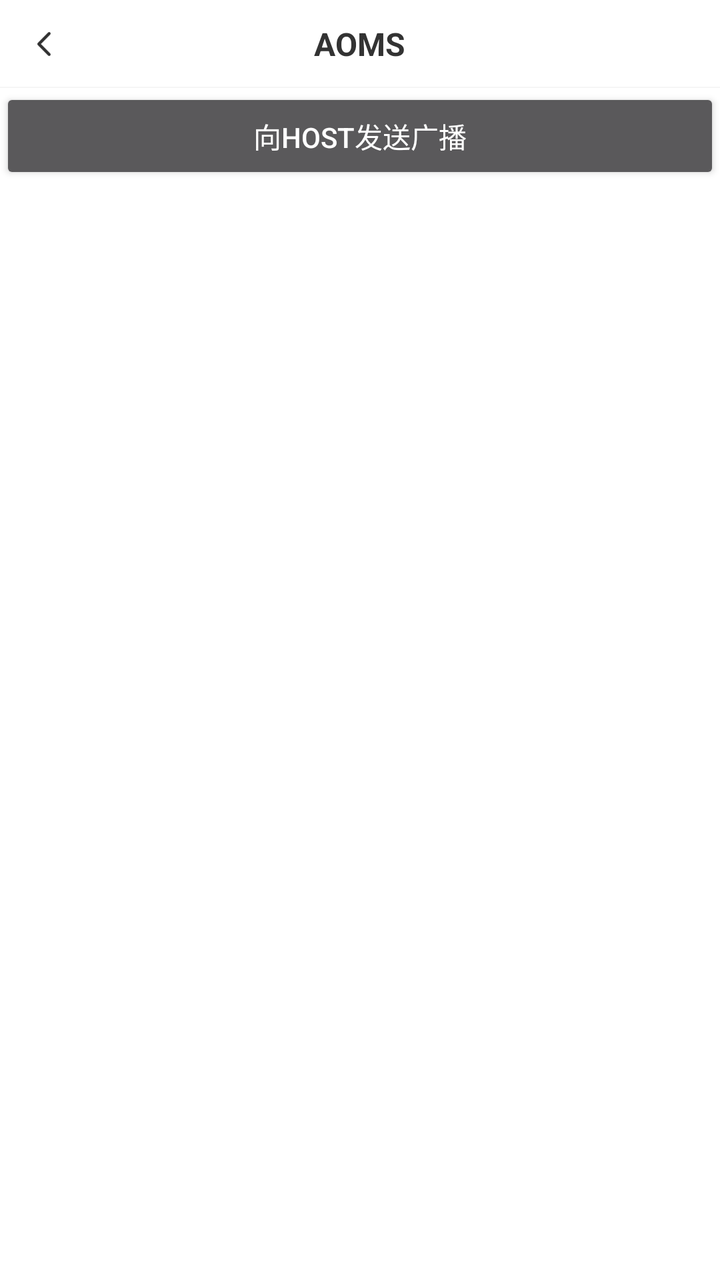
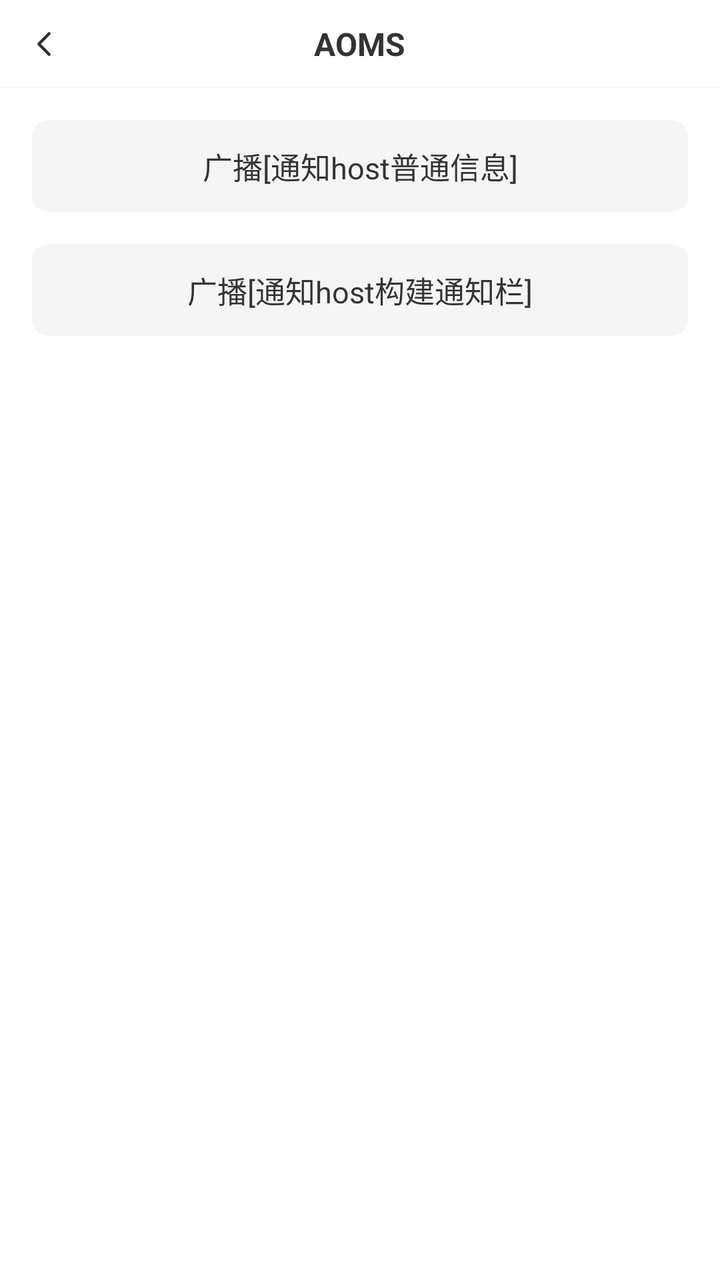

Compare the two renders of this Android layout. The source of the first and the diff that turns it into the second are given below.
<!-- AndroidManifest.xml: application theme Theme.AppCompat.NoActionBar -->
<!-- res/layout/activity_send_gb_to_host.xml -->
<?xml version="1.0" encoding="utf-8"?>
<LinearLayout xmlns:android="http://schemas.android.com/apk/res/android"
    xmlns:tools="http://schemas.android.com/tools"
    android:layout_width="match_parent"
    android:orientation="vertical"
    android:background="#FFFFFF"
    android:layout_height="match_parent">

    <include layout="@layout/app_bar"/>


    <Button
        android:id="@+id/btn_send_gb_to_host"
        android:text="向host发送广播"
        android:layout_width="match_parent"
        android:layout_height="wrap_content"/>


</LinearLayout>
<!-- res/layout/app_bar.xml (included above) -->
<?xml version="1.0" encoding="utf-8"?>
<RelativeLayout xmlns:android="http://schemas.android.com/apk/res/android"
    android:layout_width="match_parent"
    android:layout_height="44dp">

    <ImageView
        android:id="@+id/img_back"
        android:layout_width="44dp"
        android:src="@mipmap/back_black"
        android:scaleType="center"
        android:layout_height="44dp"/>

    <TextView
        android:id="@+id/tv_title"
        android:layout_width="wrap_content"
        android:layout_height="44dp"
        android:layout_centerHorizontal="true"
        android:gravity="center"
        android:text="AOMS"
        android:textStyle="bold"
        android:textColor="#333333"
        android:textSize="16sp" />

    <TextView
        android:id="@+id/tv_right"
        android:visibility="gone"
        android:layout_width="wrap_content"
        android:layout_height="44dp"
        android:layout_alignParentRight="true"
        android:paddingHorizontal="12dp"
        android:gravity="center"
        android:text="编辑"
        android:textColor="#333333"
        android:textSize="16sp" />


    <View
        android:layout_width="match_parent"
        android:background="#F5F5F5"
        android:layout_alignParentBottom="true"
        android:layout_height="0.5dp"/>

</RelativeLayout>
<!-- resources referenced by this layout -->
<resources>
  <!-- mipmap back_black: png bitmap (mipmap-xxxhdpi, 666 bytes) -->
</resources>

<!-- the commit's change to res/layout/activity_send_gb_to_host.xml (unified diff, before → after) -->
@@ -8,13 +8,31 @@
 
     <include layout="@layout/app_bar"/>
 
-
-    <Button
-        android:id="@+id/btn_send_gb_to_host"
-        android:text="向host发送广播"
+    <TextView
+        android:id="@+id/tv_send_gb_to_host"
         android:layout_width="match_parent"
+        android:textSize="15sp"
+        android:paddingVertical="12dp"
+        android:layout_marginHorizontal="16dp"
+        android:layout_marginTop="16dp"
+        android:background="@drawable/shape_003"
+        android:textColor="#333333"
+        android:gravity="center"
+        android:text="广播[通知host普通信息]"
         android:layout_height="wrap_content"/>
 
+    <TextView
+        android:id="@+id/tv_send_gb_to_host_notification"
+        android:layout_width="match_parent"
+        android:textSize="15sp"
+        android:paddingVertical="12dp"
+        android:layout_marginHorizontal="16dp"
+        android:layout_marginTop="16dp"
+        android:background="@drawable/shape_003"
+        android:textColor="#333333"
+        android:gravity="center"
+        android:text="广播[通知host构建通知栏]"
+        android:layout_height="wrap_content"/>
 
 </LinearLayout>
 <!-- res/layout/app_bar.xml (included above) -->
<!-- resource entries referenced after the edit -->
@@ -1,5 +1,11 @@
 <!-- resources referenced by this layout -->
 <resources>
+  <!-- drawable shape_003 (drawable) -->
+  <?xml version="1.0" encoding="utf-8"?>
+  <shape xmlns:android="http://schemas.android.com/apk/res/android">
+      <corners android:radius="8dp"/>
+     <solid android:color="#f5f5f5"/>
+  </shape>
   <!-- mipmap back_black: png bitmap (mipmap-xxxhdpi, 666 bytes) -->
 </resources>
 
